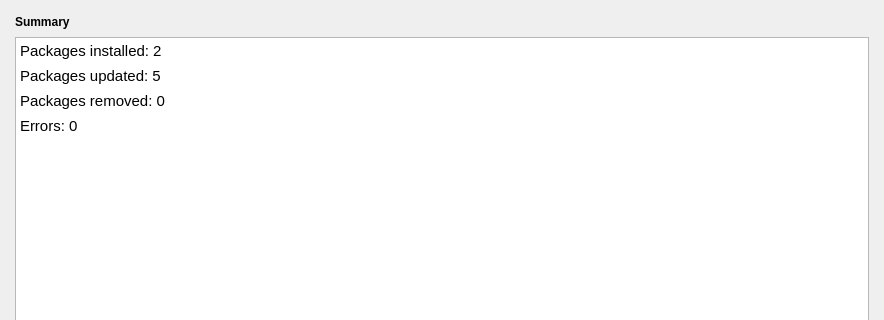
The window that src/summary-page.ui (shundhammer/yqpkg) describes before a commit, drawn with Qt 5; both pictures show x 0 to 884 and y 0 to 320 of the 884 by 481 pixel window.
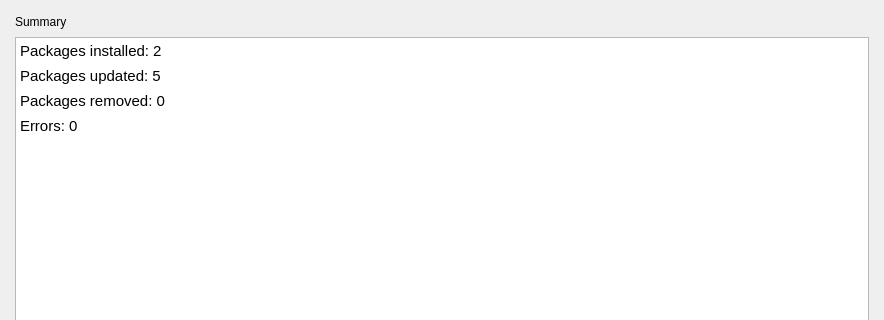
The same window after the commit. Icons and pictures are not drawn.

Commit message: Use a dedicated heading font

```diff
--- a/src/summary-page.ui
+++ b/src/summary-page.ui
@@ -33,7 +33,7 @@
    <item>
     <widget class="QLabel" name="headinglabel">
      <property name="text">
-      <string>&lt;html&gt;&lt;head/&gt;&lt;body&gt;&lt;p&gt;&lt;span style=&quot; font-weight:600;&quot;&gt;Summary&lt;/span&gt;&lt;/p&gt;&lt;/body&gt;&lt;/html&gt;</string>
+      <string>Summary</string>
      </property>
      <property name="textFormat">
       <enum>Qt::AutoText</enum>
```
Left out of the diff: 7 changed lines with no effect on the pictures. The commit also changes 10 other files.
